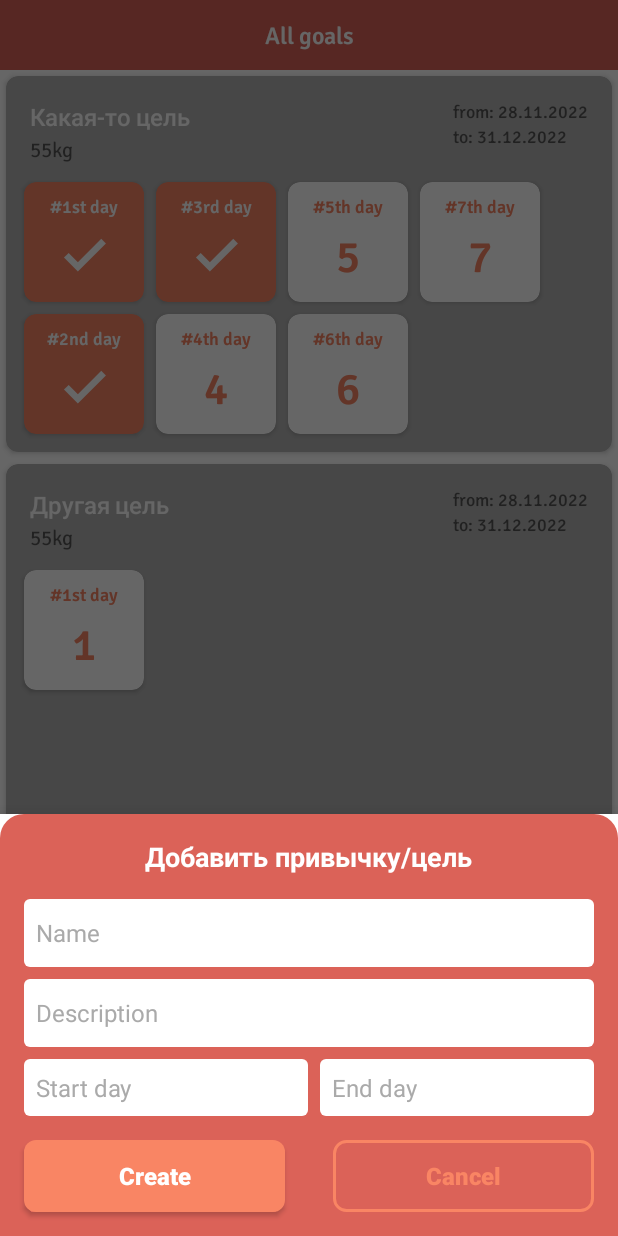
After one commit to emikoo/HabitTracker, an Android app: the fragment AddBottomSheet placed in its activity, on a phone screen of 412 x 824 dp. The commit adds this screen. Run offline under Robolectric (Android 15) with nearby library versions, the phone set to English and light mode, and no system bars.

Commit message:
added bottom sheet for creating

```diff
--- /dev/null
+++ b/app/src/main/java/com/teenteen/habittracker/AddBottomSheet.kt
@@ -0,0 +1,44 @@
+package com.teenteen.habittracker
+
+import android.app.Dialog
+import android.os.Bundle
+import android.view.LayoutInflater
+import android.view.View
+import android.view.ViewGroup
+import com.google.android.material.bottomsheet.BottomSheetBehavior
+import com.google.android.material.bottomsheet.BottomSheetDialog
+import com.google.android.material.bottomsheet.BottomSheetDialogFragment
+
+class AddBottomSheet(): BottomSheetDialogFragment() {
+    override fun onCreateView(
+        inflater: LayoutInflater ,
+        container: ViewGroup? ,
+        savedInstanceState: Bundle?
+    ): View? {
+        return inflater.inflate(R.layout.layout_add_bottom_sheet, container, false)
+    }
+
+    override fun onCreateDialog(savedInstanceState: Bundle?): Dialog {
+        val dialog = BottomSheetDialog(requireContext() , theme)
+        dialog.setOnShowListener {
+            val bottomSheetDialog = it as BottomSheetDialog
+            val parentLayout =
+                bottomSheetDialog.findViewById<View>(com.google.android.material.R.id.design_bottom_sheet)
+            parentLayout?.let {
+                val behaviour = BottomSheetBehavior.from(it)
+                behaviour.state = BottomSheetBehavior.STATE_EXPANDED
+                behaviour.isDraggable = true
+            }
+        }
+        return dialog
+    }
+
+    override fun onActivityCreated(savedInstanceState: Bundle?) {
+        super.onActivityCreated(savedInstanceState)
+        setupViews()
+    }
+
+    private fun setupViews() {
+
+    }
+}
--- a/app/src/main/java/com/teenteen/habittracker/MainActivity.kt
+++ b/app/src/main/java/com/teenteen/habittracker/MainActivity.kt
@@ -29,5 +29,14 @@ class MainActivity : AppCompatActivity() {
 
     private fun setupFAB() {
         val fab: ExtendedFloatingActionButton = findViewById(R.id.fab)
+        fab.setOnClickListener {
+            val bottomSheetDialogFragment: BottomSheetDialogFragment =
+                AddBottomSheet()
+            bottomSheetDialogFragment.isCancelable = true
+            bottomSheetDialogFragment.show(
+                supportFragmentManager,
+                bottomSheetDialogFragment.tag
+            )
+        }
     }
 }
--- /dev/null
+++ b/app/src/main/res/drawable/bg_btn_fill.xml
@@ -0,0 +1,7 @@
+<?xml version="1.0" encoding="utf-8"?>
+<shape xmlns:android="http://schemas.android.com/apk/res/android"
+    android:shape="rectangle">
+
+    <solid android:color="@color/orange"/>
+    <corners android:radius="8dp"/>
+</shape>
--- /dev/null
+++ b/app/src/main/res/drawable/bg_btn_stroke.xml
@@ -0,0 +1,8 @@
+<?xml version="1.0" encoding="utf-8"?>
+<shape xmlns:android="http://schemas.android.com/apk/res/android"
+    android:shape="rectangle">
+
+    <stroke android:color="@color/orange"
+        android:width="2dp"/>
+    <corners android:radius="8dp"/>
+</shape>
--- a/app/src/main/res/layout/item_parent.xml
+++ b/app/src/main/res/layout/item_parent.xml
@@ -29,8 +29,10 @@
         <TextView
             android:id="@+id/subtitle_parent"
             android:fontFamily="@font/signik_negative_regular"
-            android:layout_width="wrap_content"
+            android:layout_width="0dp"
             android:layout_height="wrap_content"
+            app:layout_constraintEnd_toStartOf="@id/end_date"
+            android:layout_marginEnd="8dp"
             app:layout_constraintTop_toBottomOf="@id/title_parent"
             app:layout_constraintStart_toStartOf="@id/title_parent"
             tools:text="Твоя цель: 55kg"/>
@@ -65,6 +67,7 @@
             android:layout_marginTop="8dp"
             app:layoutManager="androidx.recyclerview.widget.GridLayoutManager"
             app:spanCount="2"
-            android:orientation="horizontal"/>
+            android:orientation="horizontal"
+            app:layout_constraintBottom_toBottomOf="parent"/>
     </androidx.constraintlayout.widget.ConstraintLayout>
 </androidx.cardview.widget.CardView>
--- /dev/null
+++ b/app/src/main/res/layout/layout_add_bottom_sheet.xml
@@ -0,0 +1,100 @@
+<?xml version="1.0" encoding="utf-8"?>
+<LinearLayout xmlns:android="http://schemas.android.com/apk/res/android"
+    android:layout_width="match_parent"
+    android:layout_height="wrap_content"
+    android:background="@drawable/bg_bottom_sheet"
+    android:orientation="vertical"
+    android:gravity="center"
+    xmlns:app="http://schemas.android.com/apk/res-auto">
+
+    <TextView
+        android:id="@+id/add_title"
+        android:layout_width="wrap_content"
+        android:layout_height="wrap_content"
+        android:text="Добавить привычку/цель"
+        android:layout_marginTop="16dp"
+        android:textStyle="bold"
+        android:textSize="18sp"
+        android:textColor="@color/white"/>
+
+    <EditText
+        android:id="@+id/et_name"
+        android:layout_width="match_parent"
+        android:layout_height="45dp"
+        android:hint="Name"
+        style="@style/edit_text"
+        android:layout_marginTop="16dp"
+        android:layout_marginStart="16dp"
+        android:layout_marginEnd="16dp"/>
+
+    <EditText
+        android:id="@+id/et_description"
+        android:layout_width="match_parent"
+        android:layout_height="45dp"
+        android:hint="Description"
+        style="@style/edit_text"
+        android:layout_marginStart="16dp"
+        android:layout_marginEnd="16dp"
+        android:layout_marginTop="8dp"/>
+
+    <androidx.appcompat.widget.LinearLayoutCompat
+        android:layout_width="match_parent"
+        android:orientation="horizontal"
+        android:gravity="center"
+        android:layout_marginTop="8dp"
+        android:layout_height="wrap_content">
+
+        <TextView
+            android:id="@+id/choose_start"
+            android:layout_width="wrap_content"
+            android:layout_height="wrap_content"
+            android:layout_weight="1"
+            android:hint="Start day"
+            style="@style/edit_text"
+            android:layout_marginStart="16dp"
+            android:layout_marginEnd="4dp" />
+
+        <TextView
+            android:id="@+id/choose_end"
+            android:layout_width="wrap_content"
+            android:layout_height="wrap_content"
+            android:layout_weight="1"
+            android:hint="End day"
+            style="@style/edit_text"
+            android:layout_marginStart="4dp"
+            android:layout_marginEnd="16dp"/>
+    </androidx.appcompat.widget.LinearLayoutCompat>
+
+    <androidx.appcompat.widget.LinearLayoutCompat
+        android:layout_width="match_parent"
+        android:layout_height="wrap_content"
+        android:gravity="center"
+        android:orientation="horizontal">
+
+        <androidx.appcompat.widget.AppCompatButton
+            android:id="@+id/btn_create"
+            android:layout_width="wrap_content"
+            android:layout_height="wrap_content"
+            android:layout_weight="1"
+            android:layout_margin="16dp"
+            android:text="Create"
+            android:textColor="@color/white"
+            android:background="@drawable/bg_btn_fill"
+            android:textSize="16sp"
+            android:textStyle="bold"
+            android:textAllCaps="false"/>
+
+        <androidx.appcompat.widget.AppCompatButton
+            android:id="@+id/btn_cancel"
+            android:layout_width="wrap_content"
+            android:layout_height="wrap_content"
+            android:layout_weight="1"
+            android:layout_margin="16dp"
+            android:text="Cancel"
+            android:textColor="@color/orange"
+            android:background="@drawable/bg_btn_stroke"
+            android:textSize="16sp"
+            android:textStyle="bold"
+            android:textAllCaps="false"/>
+    </androidx.appcompat.widget.LinearLayoutCompat>
+</LinearLayout>
--- a/app/src/main/res/values-night/themes.xml
+++ b/app/src/main/res/values-night/themes.xml
@@ -13,4 +13,13 @@
         <item name="android:statusBarColor" tools:targetApi="l">@color/red</item>
         <!-- Customize your theme here. -->
     </style>
+
+    <style name="edit_text">
+        <item name="android:singleLine">true</item>
+        <item name="android:textColorHint">@android:color/darker_gray</item>
+        <item name="android:textColor">@color/orange</item>
+        <item name="android:textSize">16sp</item>
+        <item name="android:padding">8dp</item>
+        <item name="android:background">@drawable/edit_shape</item>
+    </style>
 </resources>
--- a/app/src/main/res/values/themes.xml
+++ b/app/src/main/res/values/themes.xml
@@ -13,4 +13,13 @@
         <item name="android:statusBarColor" tools:targetApi="l">@color/red</item>
         <!-- Customize your theme here. -->
     </style>
+
+    <style name="edit_text">
+        <item name="android:singleLine">true</item>
+        <item name="android:textColorHint">@android:color/darker_gray</item>
+        <item name="android:textColor">@color/orange</item>
+        <item name="android:textSize">16sp</item>
+        <item name="android:padding">8dp</item>
+        <item name="android:background">@drawable/edit_shape</item>
+    </style>
 </resources>
```
